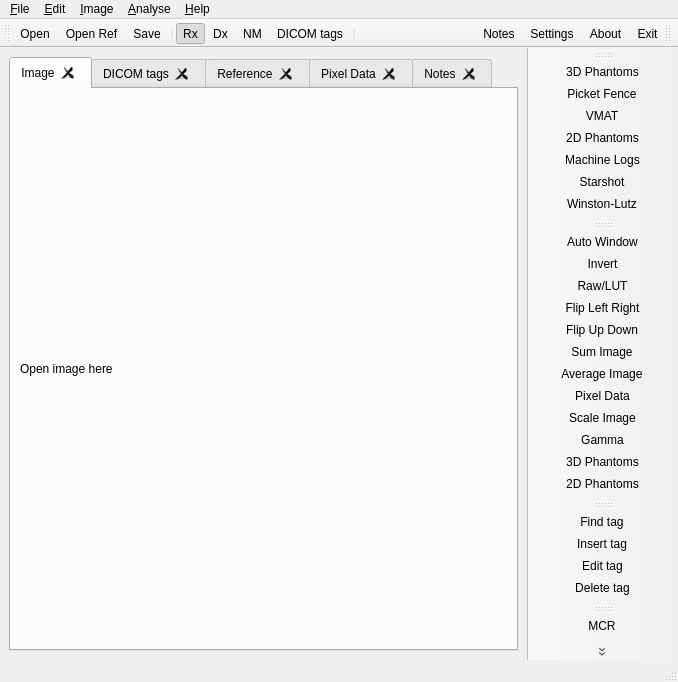
Before: the Qt Designer form LinaQAForm.ui in alanphys/LinaQA, drawn with Qt 5.
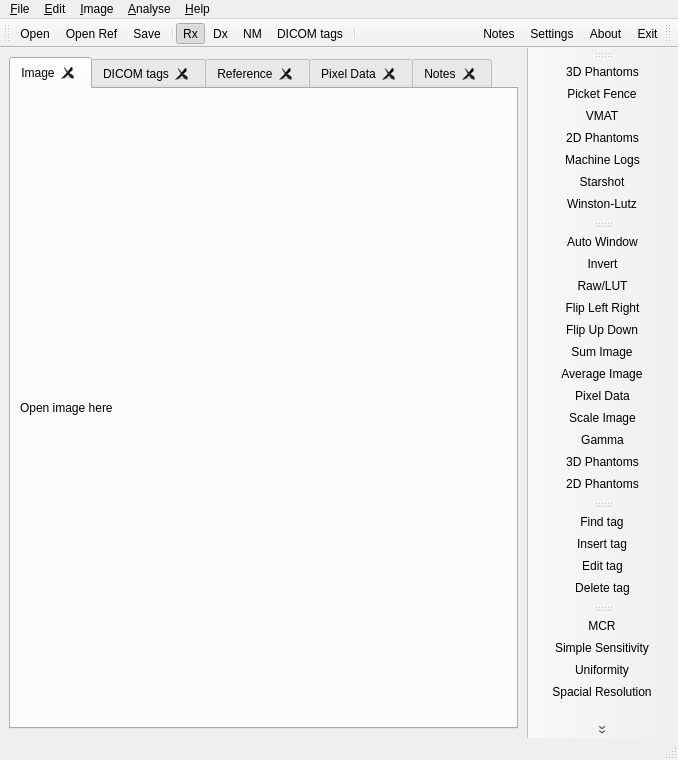
After: the same form once the commit is applied. Icons and pictures are not drawn. Custom widgets are drawn as their Qt base class.

```diff
--- a/LinaQAForm.ui
+++ b/LinaQAForm.ui
@@ -7,7 +7,7 @@
     <x>0</x>
     <y>0</y>
     <width>678</width>
-    <height>682</height>
+    <height>760</height>
    </rect>
   </property>
   <property name="contextMenuPolicy">
@@ -432,6 +432,7 @@
    <addaction name="action_Tomo_Res"/>
    <addaction name="action_COR"/>
    <addaction name="action_Tomo_Contrast"/>
+   <addaction name="action_SUV_Uptake"/>
   </widget>
   <action name="action_Open">
    <property name="icon">
@@ -1059,6 +1060,18 @@
     <string>Toggle between displaying raw pixel values or LUT values</string>
    </property>
   </action>
+  <action name="action_SUV_Uptake">
+   <property name="icon">
+    <iconset resource="LinaQA.qrc">
+     <normaloff>:/Icons/Icons/EARLContrast.png</normaloff>:/Icons/Icons/EARLContrast.png</iconset>
+   </property>
+   <property name="text">
+    <string>SUV Uptake</string>
+   </property>
+   <property name="toolTip">
+    <string>Calculate SUV uptake. Long or right click to set parameters</string>
+   </property>
+  </action>
  </widget>
  <customwidgets>
   <customwidget>
```
